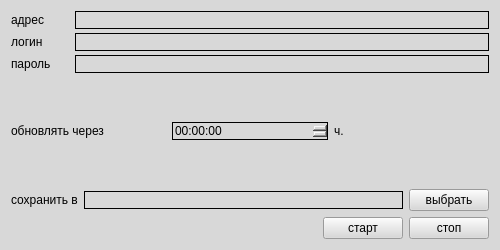
This is club_stat/gui/ui/itstat.ui in zaswed76/pc_club as Qt 5 draws it before an edit. The edited form follows.
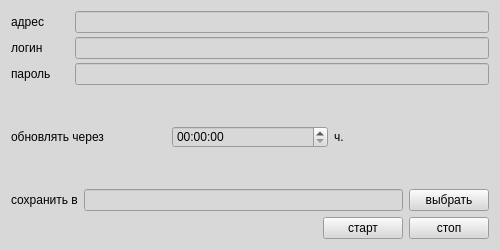
This is the edited form.

What changed in the file:
```diff
--- a/club_stat/gui/ui/itstat.ui
+++ b/club_stat/gui/ui/itstat.ui
@@ -49,9 +49,7 @@
        <item>
         <widget class="QLineEdit" name="lineEdit">
          <property name="styleSheet">
-          <string notr="true">font: 10pt &quot;MS Shell Dlg 2&quot;;
-border-color: rgb(190, 190, 190);
-border: 1px solid;</string>
+          <string notr="true"/>
          </property>
         </widget>
        </item>
@@ -78,9 +76,7 @@
        <item>
         <widget class="QLineEdit" name="lineEdit_2">
          <property name="styleSheet">
-          <string notr="true">font: 10pt &quot;MS Shell Dlg 2&quot;;
-border-color: rgb(190, 190, 190);
-border: 1px solid;</string>
+          <string notr="true"/>
          </property>
         </widget>
        </item>
@@ -107,9 +103,7 @@
        <item>
         <widget class="QLineEdit" name="lineEdit_3">
          <property name="styleSheet">
-          <string notr="true">font: 10pt &quot;MS Shell Dlg 2&quot;;
-border-color:#ababab;
-border: 1px solid;</string>
+          <string notr="true"/>
          </property>
         </widget>
        </item>
@@ -138,8 +132,7 @@
      <item>
       <widget class="QTimeEdit" name="timeEdit">
        <property name="styleSheet">
-        <string notr="true">border-color: rgb(218, 218, 218);
-border: 1px solid;</string>
+        <string notr="true"/>
        </property>
       </widget>
      </item>
@@ -173,9 +166,7 @@
      <item>
       <widget class="QLineEdit" name="lineEdit_4">
        <property name="styleSheet">
-        <string notr="true">font: 10pt &quot;MS Shell Dlg 2&quot;;
-border-color: rgb(226, 226, 226);
-border: 1px solid;</string>
+        <string notr="true"/>
        </property>
       </widget>
      </item>
```
Left out of the diff: 8 changed lines with no effect on the pictures.
